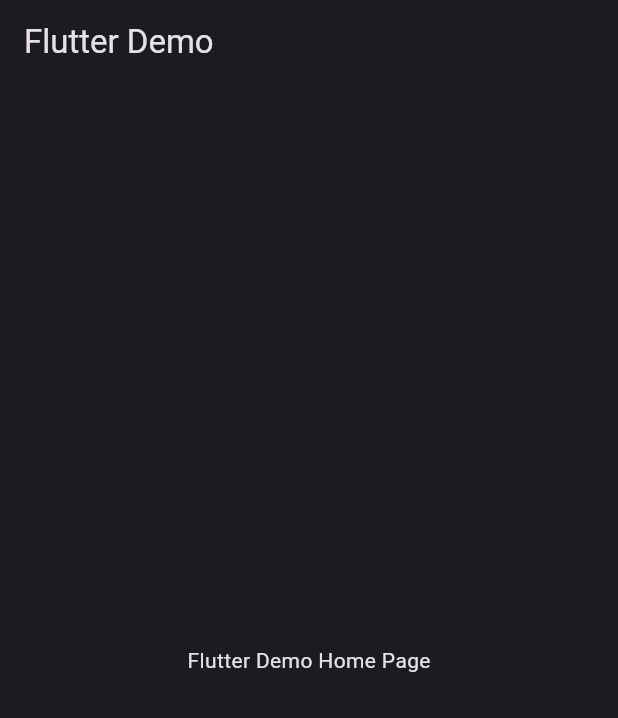
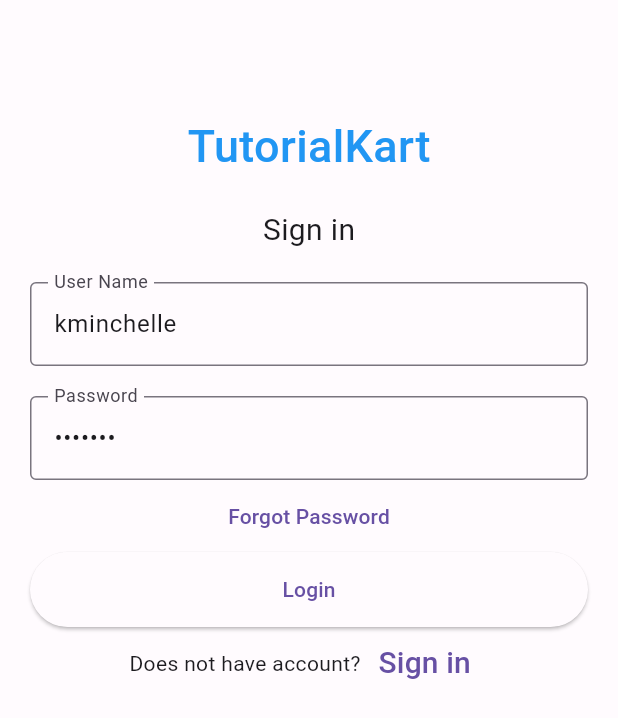
Before and after one commit to baraaMubarak/uncle_bob, a Flutter app: the screen it shows after launch, on a phone screen of 412 x 824 dp. Shown: the top 718 px of the screen. Run offline on Flutter 3.47's test engine with Material 2 defaults, Android fonts, the phone set to English and light mode, and no system bars; our stand-ins replace bloc, dartz, equatable, flutter_bloc, get_it, internet_connection_checker and 1 more.

Commit message:
create login.dart screen

```diff
--- /dev/null
+++ b/lib/core/extensions/context_extension.dart
@@ -0,0 +1,14 @@
+import 'package:flutter/material.dart';
+
+extension MyContext on BuildContext {
+  showSnackBar({required String? text, bool isError = true}) {
+    if (text != null) {
+      ScaffoldMessenger.of(this).showSnackBar(
+        SnackBar(
+          content: Text(text),
+          backgroundColor: isError ? Theme.of(this).errorColor : Colors.green,
+        ),
+      );
+    }
+  }
+}
--- a/lib/core/strings/error_strings.dart
+++ b/lib/core/strings/error_strings.dart
@@ -1,4 +1,4 @@
 const NO_DATA_TO_SHOW = 'No Data To Show';
 const NO_INTERNET = 'No Internet';
-const SERVER_ERROR = 'No Internet';
-const UNEXPECTED_ERORR = 'No Internet';
+const SERVER_ERROR = 'Your Email Or Password Is Invalid';
+const UNEXPECTED_ERORR = 'UNEXPECTED ERORR';
--- /dev/null
+++ b/lib/core/widgets/loading_widget.dart
@@ -0,0 +1,14 @@
+import 'package:flutter/material.dart';
+
+class LoadingWidget extends StatelessWidget {
+  const LoadingWidget({Key? key}) : super(key: key);
+
+  @override
+  Widget build(BuildContext context) {
+    return const Scaffold(
+      body: Center(
+        child: CircularProgressIndicator(),
+      ),
+    );
+  }
+}
--- a/lib/feature/auth/data/datasources/remote_datasource.dart
+++ b/lib/feature/auth/data/datasources/remote_datasource.dart
@@ -49,11 +49,12 @@ class RemoteDataSourceImp implements RemoteDataSource {
   Future<UserModel> login(String email, String password) async {
     final response = await client.post(
       Uri.parse('$BASE_URL/auth/login'),
-      headers: {'Content-Type': 'application/json'},
+      // headers: {'Content-Type': 'application/json'},
       body: {'username': email, 'password': password},
     );
     if (response.statusCode == 200) {
-      return UserModel.fromJson(json.decode(response.body));
+      print(response.body);
+      return UserModel.fromJson(json.decode(response.body.toString()));
     }
     throw ServerException();
   }
--- a/lib/feature/auth/data/models/user_model.dart
+++ b/lib/feature/auth/data/models/user_model.dart
@@ -13,7 +13,7 @@ class UserModel extends User {
 
   factory UserModel.fromJson(Map<String, dynamic> json) {
     return UserModel(
-      json['userName'],
+      json['username'],
       json['email'],
       json['firstName'],
       json['lastName'],
--- a/lib/feature/auth/data/repository/auth_repository_imp.dart
+++ b/lib/feature/auth/data/repository/auth_repository_imp.dart
@@ -97,7 +97,8 @@ class AuthRepositoryImp implements AuthRepository {
       } on ServerException {
         return Left(ServerFailure());
       }
+    } else {
+      return Left(ServerFailure());
     }
-    return Left(OfflineFailure());
   }
 }
--- a/lib/feature/auth/domain/usecase/login_usecase.dart
+++ b/lib/feature/auth/domain/usecase/login_usecase.dart
@@ -8,7 +8,7 @@ class LoginUseCase {
 
   LoginUseCase({required this.authRepository});
 
-  Future<Either<Failure, User>> call(String email, String password) async {
+  Future<Either<Failure, User>> call({required String email, required String password}) async {
     return await authRepository.login(email, password);
   }
 }
--- a/lib/feature/auth/presentation/bloc/login_and_register_bloc/auth_bloc.dart
+++ b/lib/feature/auth/presentation/bloc/login_and_register_bloc/auth_bloc.dart
@@ -22,7 +22,7 @@ class AuthBloc extends Bloc<AuthEvent, AuthState> {
     on<AuthEvent>((event, emit) async {
       if (event is LoginEvent) {
         emit(LoadingAuthState());
-        final failureOrUser = await loginUseCase(event.email, event.password);
+        final failureOrUser = await loginUseCase(email: event.email, password: event.password);
         failureOrUser.fold(
           (failure) => {
             emit(
--- /dev/null
+++ b/lib/feature/auth/presentation/screens/login.dart
@@ -0,0 +1,44 @@
+import 'package:flutter/material.dart';
+import 'package:flutter_bloc/flutter_bloc.dart';
+
+import '../../../../core/widgets/loading_widget.dart';
+import '../bloc/login_and_register_bloc/auth_bloc.dart';
+import '../widgets/login_widet.dart';
+
+class Login extends StatelessWidget {
+  const Login({Key? key}) : super(key: key);
+
+  @override
+  Widget build(BuildContext context) {
+    return Scaffold(
+      appBar: _buildAppBar(),
+      body: _buildBody(),
+    );
+  }
+
+  Widget _buildBody() {
+    return BlocBuilder<AuthBloc, AuthState>(
+      builder: (context, state) {
+        if (state is AuthInitial || state is ErrorAuthState) {
+          if (state is ErrorAuthState) {
+            return LoginWidget(
+              errorMessage: state.error,
+            );
+          }
+          return LoginWidget();
+        } else if (state is LoadingAuthState) {
+          return const LoadingWidget();
+        } else if (state is SuccessAuthState) {
+          return Text(state.user.toString());
+        }
+        return const Text('impossible case');
+      },
+    );
+  }
+
+  AppBar _buildAppBar() {
+    return AppBar(
+        // title: const Text('Login'),
+        );
+  }
+}
--- /dev/null
+++ b/lib/feature/auth/presentation/widgets/login_widet.dart
@@ -0,0 +1,97 @@
+import 'package:flutter/material.dart';
+import 'package:flutter_bloc/flutter_bloc.dart';
+import 'package:uncle_bob/core/extensions/context_extension.dart';
+import 'package:uncle_bob/feature/auth/presentation/bloc/login_and_register_bloc/auth_bloc.dart';
+
+class LoginWidget extends StatelessWidget {
+  final String? errorMessage;
+
+  LoginWidget({
+    this.errorMessage,
+    super.key,
+  });
+
+  final TextEditingController nameController = TextEditingController();
+  final TextEditingController passwordController = TextEditingController();
+
+  @override
+  Widget build(BuildContext context) {
+    WidgetsBinding.instance.addPostFrameCallback((_) {
+      context.showSnackBar(text: errorMessage);
+    });
+    return Padding(
+      padding: const EdgeInsets.all(10),
+      child: ListView(
+        children: <Widget>[
+          Container(
+            alignment: Alignment.center,
+            padding: const EdgeInsets.all(10),
+            child: const Text(
+              'TutorialKart',
+              style: TextStyle(color: Colors.blue, fontWeight: FontWeight.w500, fontSize: 30),
+            ),
+          ),
+          Container(
+            alignment: Alignment.center,
+            padding: const EdgeInsets.all(10),
+            child: const Text(
+              'Sign in',
+              style: TextStyle(fontSize: 20),
+            ),
+          ),
+          Container(
+            padding: const EdgeInsets.all(10),
+            child: TextField(
+              controller: nameController..text = 'kminchelle',
+              decoration: const InputDecoration(
+                border: OutlineInputBorder(),
+                labelText: 'User Name',
+              ),
+            ),
+          ),
+          Container(
+            padding: const EdgeInsets.fromLTRB(10, 10, 10, 0),
+            child: TextField(
+              obscureText: true,
+              controller: passwordController..text = '0lelplR',
+              decoration: const InputDecoration(
+                border: OutlineInputBorder(),
+                labelText: 'Password',
+              ),
+            ),
+          ),
+          TextButton(
+            onPressed: () {
+              //forgot password screen
+            },
+            child: const Text(
+              'Forgot Password',
+            ),
+          ),
+          Container(
+              height: 50,
+              padding: const EdgeInsets.fromLTRB(10, 0, 10, 0),
+              child: ElevatedButton(
+                child: const Text('Login'),
+                onPressed: () {
+                  BlocProvider.of<AuthBloc>(context).add(LoginEvent(email: nameController.text, password: passwordController.text));
+                },
+              )),
+          Row(
+            mainAxisAlignment: MainAxisAlignment.center,
+            children: [
+              const Text('Does not have account?'),
+              TextButton(
+                child: const Text(
+                  'Sign in',
+                  style: TextStyle(fontSize: 20),
+                ),
+                onPressed: () {},
+              )
+            ],
+          ),
+        ],
+      ),
+    );
+  }
+}
--- a/lib/injection_container.dart
+++ b/lib/injection_container.dart
@@ -11,9 +11,10 @@ import 'package:uncle_bob/feature/auth/domain/usecase/delete_user_usecase.dart';
 import 'package:uncle_bob/feature/auth/domain/usecase/forgot_password_usecase.dart';
 import 'package:uncle_bob/feature/auth/domain/usecase/is_auth_usecase.dart';
 import 'package:uncle_bob/feature/auth/domain/usecase/login_usecase.dart';
-import 'package:uncle_bob/feature/auth/domain/usecase/registre_usecase.dart';
 import 'package:uncle_bob/feature/auth/presentation/bloc/forgot_and_delete_user_and_isauth/auth2_bloc.dart';
 import 'package:uncle_bob/feature/auth/presentation/bloc/login_and_register_bloc/auth_bloc.dart';
+
+import 'feature/auth/domain/usecase/registre_usecase.dart';
 
 final sl = GetIt.instance;
 
@@ -45,7 +46,7 @@ Future<void> init() async {
       ));
 
   // Data Source
-  sl.registerLazySingleton<RemoteDataSource>(() => RemoteDataSourceImp(client: sl()));
+  sl.registerLazySingleton<RemoteDataSource>(() => RemoteDataSourceImp(client: http.Client()));
   sl.registerLazySingleton<LocalDataSource>(() => LocalDataSourceImp(sharedPreferences: sl()));
 
   /// core
@@ -60,6 +61,6 @@ Future<void> init() async {
   sl.registerLazySingleton(() => sharedPreferences);
 
   // http client
-  sl.registerLazySingleton(() => http.Client());
+  sl.registerLazySingleton<http.Client>(() => http.Client());
   sl.registerLazySingleton(() => InternetConnectionChecker());
 }
--- a/lib/main.dart
+++ b/lib/main.dart
@@ -3,11 +3,13 @@ import 'package:flutter_bloc/flutter_bloc.dart';
 import 'package:uncle_bob/core/color_schemes.dart';
 import 'package:uncle_bob/feature/auth/presentation/bloc/forgot_and_delete_user_and_isauth/auth2_bloc.dart';
 import 'package:uncle_bob/feature/auth/presentation/bloc/login_and_register_bloc/auth_bloc.dart';
-import 'package:uncle_bob/injection_container.dart' as di;
+import 'package:uncle_bob/feature/auth/presentation/screens/login.dart';
+
+import 'injection_container.dart' as di;
 
 void main() async {
   WidgetsFlutterBinding.ensureInitialized();
-  di.init();
+  await di.init();
   runApp(const MyApp());
 }
 
@@ -30,15 +32,8 @@ class MyApp extends StatelessWidget {
         title: 'Flutter Demo',
         theme: ThemeData(useMaterial3: true, colorScheme: lightColorScheme),
         darkTheme: ThemeData(useMaterial3: true, colorScheme: darkColorScheme),
-        themeMode: ThemeMode.dark,
-        home: Scaffold(
-          appBar: AppBar(
-            title: const Text('Flutter Demo'),
-          ),
-          body: const Center(
-            child: Text('Flutter Demo Home Page'),
-          ),
-        ),
+        themeMode: ThemeMode.light,
+        home: const Login(),
       ),
     );
   }
```
